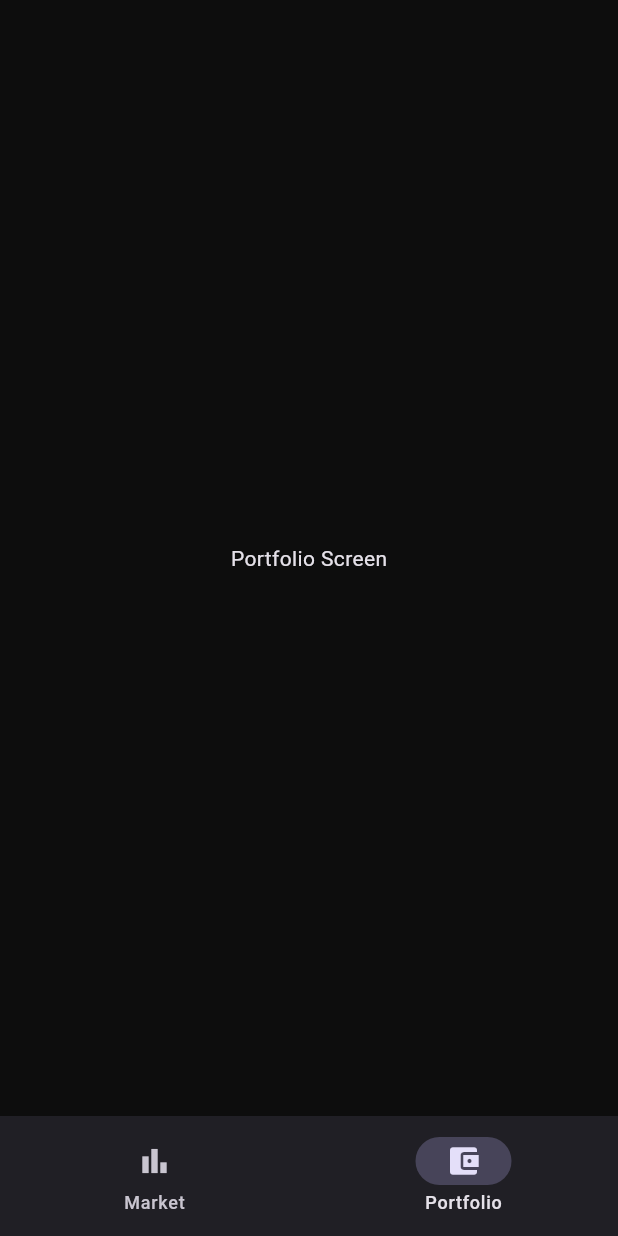
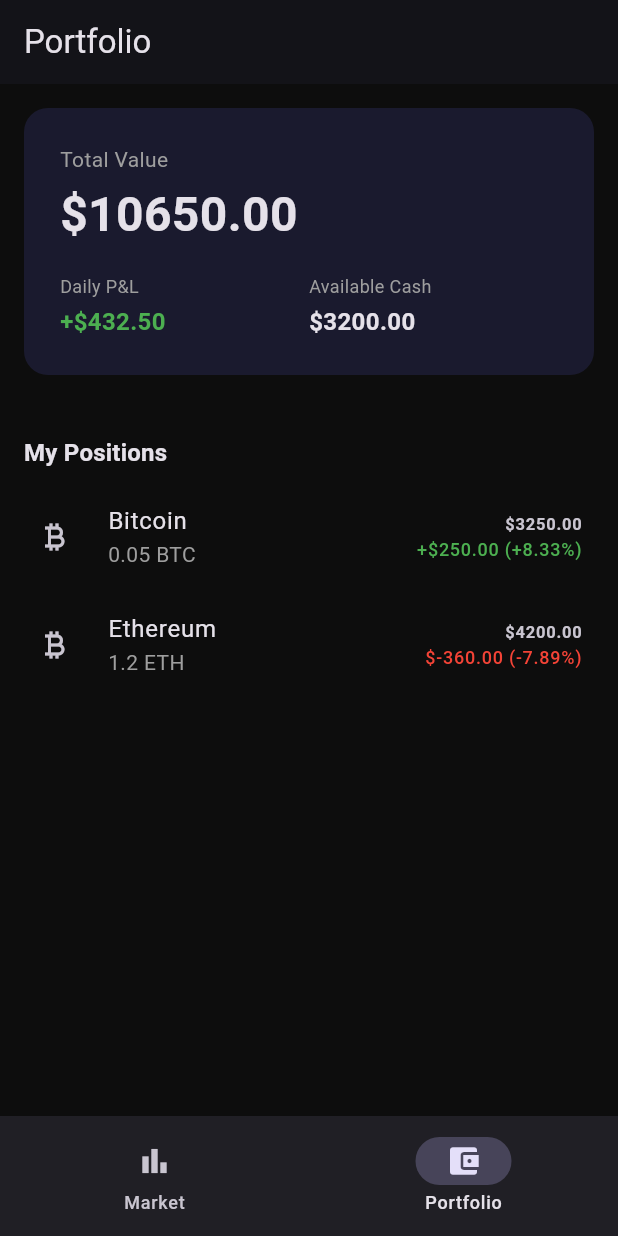
Before and after one commit to T3NTS/crypto-trader, a Flutter app: the screen it shows after launch, item 2 of the bottom bar chosen, on a phone screen of 412 x 824 dp. Run offline on Flutter 3.47's test engine with Material 3 defaults, Android fonts, the phone set to English and light mode, and no system bars; drawn by our look-alikes of cached_network_image; our stand-ins replace dio, flutter_riverpod, hive_flutter; accounts and stored records are empty; network calls fail.

Commit message:
feat: create portfolio screen UI with fake data

```diff
--- a/lib/screens/portfolio/portfolio_screen.dart
+++ b/lib/screens/portfolio/portfolio_screen.dart
@@ -1,10 +1,163 @@
+import 'package:crypto_trader/widgets/holding_tile.dart';
 import 'package:flutter/material.dart';
+import '../../models/holding.dart';
+
+final _fakeHoldings = [
+  Holding(
+    coinId: 'bitcoin',
+    coinName: 'Bitcoin',
+    coinSymbol: 'BTC',
+    coinImage: 'https://assets.coingecko.com/coins/images/1/large/bitcoin.png',
+    amount: 0.05,
+    averageBuyPrice: 60000,
+  ),
+  Holding(
+    coinId: 'ethereum',
+    coinName: 'Ethereum',
+    coinSymbol: 'ETH',
+    coinImage:
+        'https://assets.coingecko.com/coins/images/279/large/ethereum.png',
+    amount: 1.2,
+    averageBuyPrice: 3800,
+  ),
+];
+
+const _fakeCashBalance = 3200.0;
+const _fakeDailyPnl = 432.50;
 
 class PortfolioScreen extends StatelessWidget {
   const PortfolioScreen({super.key});
 
   @override
   Widget build(BuildContext context) {
-    return const Scaffold(body: Center(child: Text('Portfolio Screen')));
+    final fakePrices = {'bitcoin': 65000.0, 'ethereum': 3500.0};
+
+    final holdingsValue = _fakeHoldings.fold(
+      0.0,
+      (sum, h) => sum + h.currentValue(fakePrices[h.coinId] ?? 0),
+    );
+
+    final totalValue = holdingsValue + _fakeCashBalance;
+
+    return Scaffold(
+      appBar: AppBar(title: const Text('Portfolio')),
+      body: _buildPortfolio(context, totalValue, fakePrices),
+    );
+  }
+
+  Widget _buildPortfolio(
+    BuildContext context,
+    double totalValue,
+    Map<String, double> prices,
+  ) {
+    return CustomScrollView(
+      slivers: [
+        SliverToBoxAdapter(child: _buildSummaryCard(totalValue)),
+
+        SliverToBoxAdapter(
+          child: Padding(
+            padding: const EdgeInsets.fromLTRB(16, 24, 16, 8),
+            child: Text(
+              'My Positions',
+              style: Theme.of(
+                context,
+              ).textTheme.titleMedium?.copyWith(fontWeight: FontWeight.bold),
+            ),
+          ),
+        ),
+
+        if (_fakeHoldings.isEmpty)
+          const SliverToBoxAdapter(
+            child: Padding(
+              padding: EdgeInsets.all(16),
+              child: Text(
+                'No positions yet. Head to the Market to buy your first coin.',
+                style: TextStyle(color: Colors.grey),
+              ),
+            ),
+          )
+        else
+          SliverList(
+            delegate: SliverChildBuilderDelegate((context, index) {
+              final holding = _fakeHoldings[index];
+              final currentPrice = prices[holding.coinId] ?? 0;
+              return HoldingTile(
+                holding: holding,
+                currentPrice: currentPrice,
+                onTap: () {},
+              );
+            }, childCount: _fakeHoldings.length),
+          ),
+      ],
+    );
+  }
+
+  Widget _buildSummaryCard(double totalValue) {
+    final isPositive = _fakeDailyPnl >= 0;
+    final pnlColor = isPositive ? Colors.green : Colors.red;
+    final pnlPrefix = isPositive ? '+' : '';
+
+    return Container(
+      margin: const EdgeInsets.all(16),
+      padding: const EdgeInsets.all(24),
+      decoration: BoxDecoration(
+        color: const Color(0xFF1A1A2E),
+        borderRadius: BorderRadius.circular(16),
+      ),
+      child: Column(
+        crossAxisAlignment: CrossAxisAlignment.start,
+        children: [
+          const Text(
+            'Total Value',
+            style: TextStyle(color: Colors.grey, fontSize: 14),
+          ),
+          const SizedBox(height: 4),
+          Text(
+            '\$${totalValue.toStringAsFixed(2)}',
+            style: const TextStyle(fontSize: 32, fontWeight: FontWeight.bold),
+          ),
+          const SizedBox(height: 16),
+          Row(
+            children: [
+              Expanded(
+                child: _buildStatItem(
+                  label: 'Daily P&L',
+                  value: '$pnlPrefix\$${_fakeDailyPnl.toStringAsFixed(2)}',
+                  valueColor: pnlColor,
+                ),
+              ),
+              Expanded(
+                child: _buildStatItem(
+                  label: 'Available Cash',
+                  value: '\$${_fakeCashBalance.toStringAsFixed(2)}',
+                ),
+              ),
+            ],
+          ),
+        ],
+      ),
+    );
+  }
+
+  Widget _buildStatItem({
+    required String label,
+    required String value,
+    Color? valueColor,
+  }) {
+    return Column(
+      crossAxisAlignment: CrossAxisAlignment.start,
+      children: [
+        Text(label, style: const TextStyle(color: Colors.grey, fontSize: 12)),
+        const SizedBox(height: 4),
+        Text(
+          value,
+          style: TextStyle(
+            fontSize: 16,
+            fontWeight: FontWeight.w600,
+            color: valueColor,
+          ),
+        ),
+      ],
+    );
   }
 }
--- /dev/null
+++ b/lib/widgets/holding_tile.dart
@@ -0,0 +1,60 @@
+import 'package:flutter/material.dart';
+import 'package:cached_network_image/cached_network_image.dart';
+import '../models/holding.dart';
+
+class HoldingTile extends StatelessWidget {
+  final Holding holding;
+  final double currentPrice;
+  final VoidCallback onTap;
+
+  const HoldingTile({
+    super.key,
+    required this.holding,
+    required this.currentPrice,
+    required this.onTap,
+  });
+
+  @override
+  Widget build(BuildContext context) {
+    final pnl = holding.pnl(currentPrice);
+    final pnlPct = holding.pnlPercentage(currentPrice);
+    final isPositive = pnl >= 0;
+    final pnlColor = isPositive ? Colors.green : Colors.red;
+    final pnlPrefix = isPositive ? '+' : '';
+
+    return ListTile(
+      onTap: onTap,
+      leading: CachedNetworkImage(
+        imageUrl: holding.coinImage,
+        width: 40,
+        height: 40,
+        placeholder: (context, url) => const SizedBox(
+          width: 40,
+          height: 40,
+          child: CircularProgressIndicator(strokeWidth: 2),
+        ),
+        errorWidget: (context, url, error) =>
+            const Icon(Icons.currency_bitcoin),
+      ),
+      title: Text(holding.coinName),
+      subtitle: Text(
+        '${holding.amount} ${holding.coinSymbol}',
+        style: const TextStyle(color: Colors.grey),
+      ),
+      trailing: Column(
+        mainAxisAlignment: MainAxisAlignment.center,
+        crossAxisAlignment: CrossAxisAlignment.end,
+        children: [
+          Text(
+            '\$${holding.currentValue(currentPrice).toStringAsFixed(2)}',
+            style: const TextStyle(fontWeight: FontWeight.bold),
+          ),
+          Text(
+            '$pnlPrefix\$${pnl.toStringAsFixed(2)} ($pnlPrefix${pnlPct.toStringAsFixed(2)}%)',
+            style: TextStyle(color: pnlColor, fontSize: 12),
+          ),
+        ],
+      ),
+    );
+  }
+}
```
